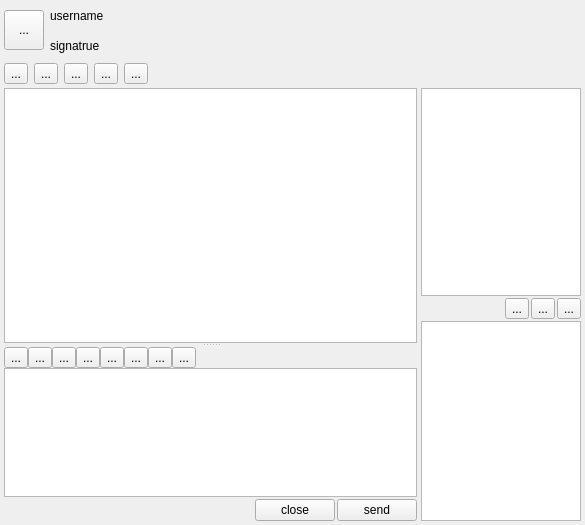
First picture: the form in ChatForm.ui, repository vell001/VFeiQ, before the edit.
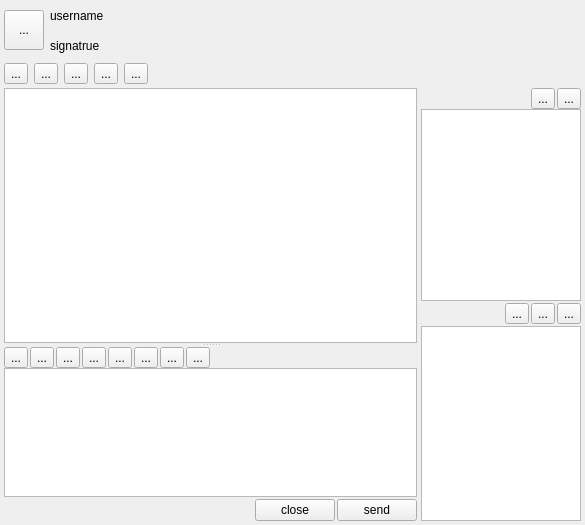
Second picture: the form after the edit. Icons and pictures are not drawn.

```diff
--- a/ChatForm.ui
+++ b/ChatForm.ui
@@ -262,6 +262,9 @@
             </property>
             <item>
              <layout class="QHBoxLayout" name="horizontalLayout_4">
+              <property name="spacing">
+               <number>2</number>
+              </property>
               <item>
                <widget class="QToolButton" name="fontButton">
                 <property name="text">
@@ -509,7 +512,61 @@
             <number>0</number>
            </property>
            <item>
-            <widget class="QTextBrowser" name="textBrowser"/>
+            <layout class="QHBoxLayout" name="horizontalLayout_7">
+             <property name="spacing">
+              <number>2</number>
+             </property>
+             <item>
+              <spacer name="horizontalSpacer_5">
+               <property name="orientation">
+                <enum>Qt::Horizontal</enum>
+               </property>
+               <property name="sizeHint" stdset="0">
+                <size>
+                 <width>40</width>
+                 <height>20</height>
+                </size>
+               </property>
+              </spacer>
+             </item>
+             <item>
+              <widget class="QToolButton" name="saveReceiveButton">
+               <property name="text">
+                <string>...</string>
+               </property>
+               <property name="icon">
+                <iconset resource="images.qrc">
+                 <normaloff>:/images/saveFiles.png</normaloff>:/images/saveFiles.png</iconset>
+               </property>
+               <property name="iconSize">
+                <size>
+                 <width>24</width>
+                 <height>24</height>
+                </size>
+               </property>
+              </widget>
+             </item>
+             <item>
+              <widget class="QToolButton" name="cancelReceiveButton">
+               <property name="text">
+                <string>...</string>
+               </property>
+               <property name="icon">
+                <iconset resource="images.qrc">
+                 <normaloff>:/images/cancel.png</normaloff>:/images/cancel.png</iconset>
+               </property>
+               <property name="iconSize">
+                <size>
+                 <width>24</width>
+                 <height>24</height>
+                </size>
+               </property>
+              </widget>
+             </item>
+            </layout>
+           </item>
+           <item>
+            <widget class="QTableView" name="receiveFileTableView"/>
            </item>
           </layout>
          </widget>
```
Left out of the diff: 23 changed lines with no effect on the pictures.
